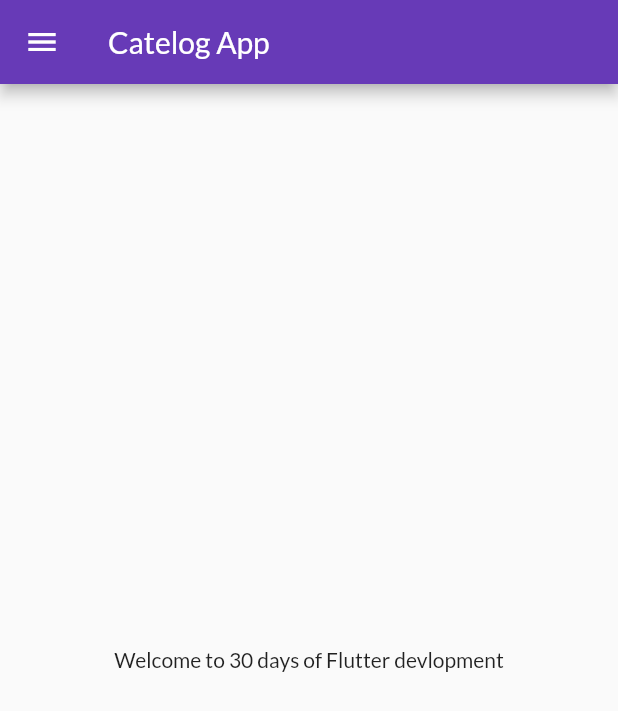
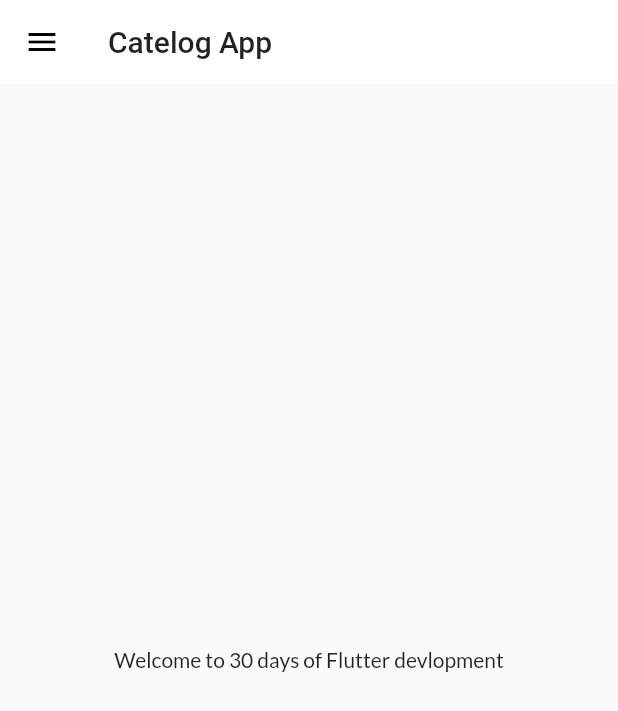
Before and after one commit to BabitaAnandKrishna/first_app, a Flutter app: the screen it shows after launch, on a phone screen of 412 x 824 dp. Shown: the top 711 px of the screen. Run offline on Flutter 3.47's test engine with Material 2 defaults, Android fonts, the phone set to English and light mode, and no system bars; our stand-ins replace google_fonts.

Commit message:
Theme Extracted

```diff
--- a/lib/main.dart
+++ b/lib/main.dart
@@ -45,10 +45,10 @@
 // }
 import 'package:first_app/Pages/Login_Page.dart';
 import 'package:first_app/utils/routes.dart';
-import 'package:flutter/animation.dart';
+import 'package:first_app/widgets/theme.dart';
 import 'package:flutter/material.dart';
 import 'Pages/Home_page.dart';
-import 'package:google_fonts/google_fonts.dart';
+
 void main(){
   runApp(MyApp());
 }
@@ -59,15 +59,8 @@ class MyApp  extends StatelessWidget {
     return MaterialApp(
       // home: HomePage(),
           themeMode: ThemeMode.light,
-          theme: ThemeData(
-            primarySwatch: Colors.deepPurple,
-            fontFamily: GoogleFonts.lato().fontFamily,
-            // primaryTextTheme: GoogleFonts.latoTextTheme()
-          ),
-
-          darkTheme: ThemeData(
-          brightness: Brightness.dark
-      ),
+          theme: MyTheme.lightTheme(context),
+          darkTheme: MyTheme.darkTheme(context),
       debugShowCheckedModeBanner: false,
       initialRoute: MyRoutes.homeRoute,
       routes: {
--- /dev/null
+++ b/lib/widgets/theme.dart
@@ -0,0 +1,18 @@
+import 'package:flutter/material.dart';
+import 'package:google_fonts/google_fonts.dart';
+
+class MyTheme {
+    static ThemeData  lightTheme(BuildContext context)=> ThemeData(
+        primarySwatch: Colors.deepPurple,
+        fontFamily: GoogleFonts.lato().fontFamily,
+        appBarTheme: AppBarTheme(
+          color: Colors.white,
+          elevation: 0,
+          iconTheme: IconThemeData(color: Colors.black),
+          textTheme: Theme.of(context).textTheme,
+        ));
+
+    static ThemeData  darkTheme(BuildContext context)=> ThemeData(
+        brightness: Brightness.dark,
+    );
+}
```
